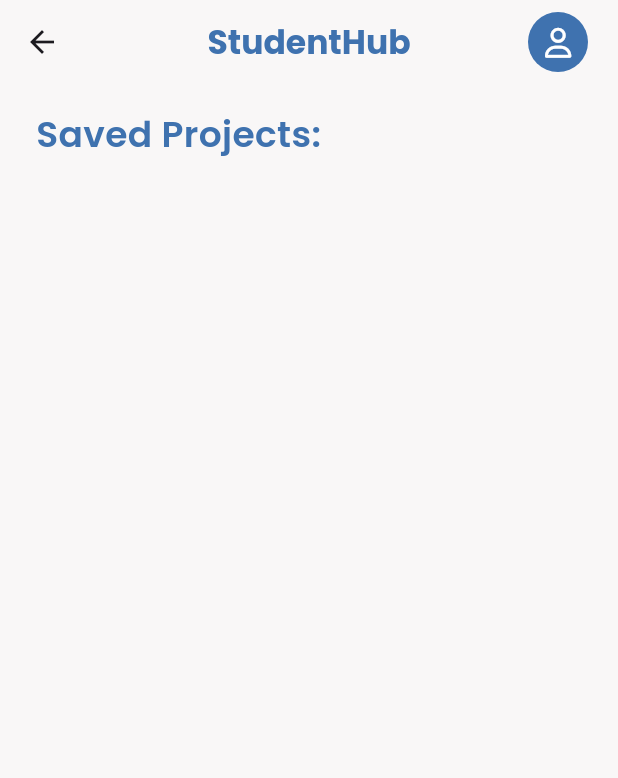
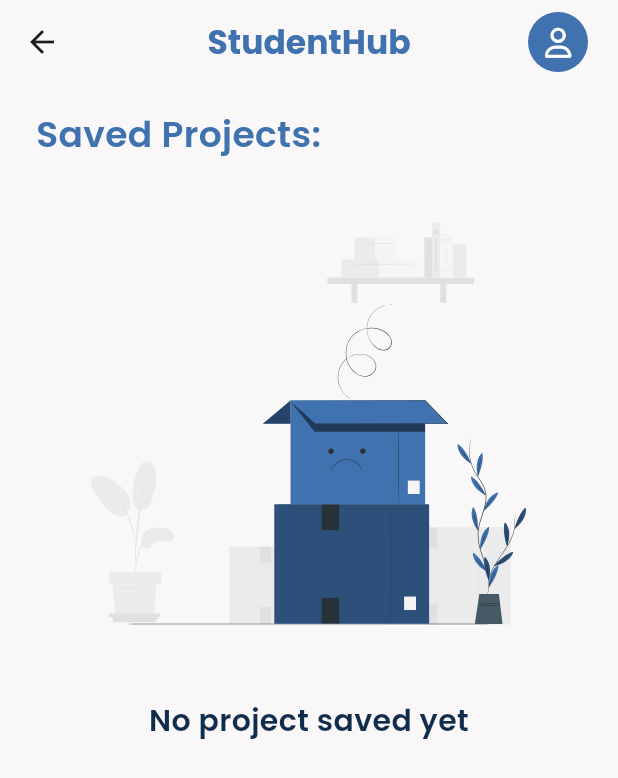
Before and after one commit to NguyenQuang179/amp_studenthub, a Flutter app: the ProjectList screen opened by its route, after a tap on the "favorite outline" icon, on a phone screen of 412 x 824 dp. Shown: the top 778 px of the screen. Run offline on Flutter 3.47's test engine with Material 3 defaults, Android fonts, the phone set to English and light mode, and no system bars; our stand-ins replace dio, dotted_border, dropdown_button2, file_picker, flutter_custom_clippers, flutter_spinkit and 8 more; missing offline and left inert: omni_datetime_picker; accounts and stored records are empty; network calls fail.

Commit message:
Update UI For Project List

```diff
--- a/lib/models/project.dart
+++ b/lib/models/project.dart
@@ -8,7 +8,7 @@ class Project {
   final String title;
   final String description;
   final int numberOfStudents;
-  final int typeFlag;
+  final int? typeFlag;
   final int countProposals;
   final bool isFavorite;
   final String createdDate;
--- a/lib/screens/Student_Projects/project_list.dart
+++ b/lib/screens/Student_Projects/project_list.dart
@@ -1,24 +1,32 @@
 import 'package:amp_studenthub/components/project_item.dart';
 import 'package:amp_studenthub/configs/constant.dart';
-import 'package:amp_studenthub/models/job.dart';
 import 'package:amp_studenthub/models/company_dashboard_project.dart';
 import 'package:amp_studenthub/providers/user_provider.dart';
 import 'package:amp_studenthub/routes/routes_constants.dart';
+import 'package:amp_studenthub/widgets/search_project_modal.dart';
 import 'package:dio/dio.dart';
-import 'package:amp_studenthub/widgets/search_project_modal.dart';
 import 'package:flutter/material.dart';
+import 'package:flutter_spinkit/flutter_spinkit.dart';
 import 'package:go_router/go_router.dart';
+import 'package:intl/intl.dart';
 import 'package:provider/provider.dart';
 
 class ProjectList extends StatefulWidget {
-  const ProjectList({Key? key}) : super(key: key);
+  const ProjectList({super.key});
 
   @override
   _ProjectListState createState() => _ProjectListState();
 }
 
 class _ProjectListState extends State<ProjectList> {
+  bool isLoading = false;
   late List<CompanyProject> companyProjectsList = [];
+  List<String> projectScopeList = [
+    "Less than 1 months",
+    "1-3 months",
+    "3-6 months",
+    "More than 6 months"
+  ];
 
   get dio => null;
   // checkDetail({id = String}) {
@@ -44,8 +52,12 @@ class _ProjectListState extends State<ProjectList> {
 
   Future<void> getProjects() async {
     print('Fetching projects');
+
     final dio = Dio();
     try {
+      setState(() {
+        isLoading = true;
+      });
       final userProvider = Provider.of<UserProvider>(context, listen: false);
       // Get access token from provider
       final accessToken = userProvider.userToken;
@@ -73,7 +85,7 @@ class _ProjectListState extends State<ProjectList> {
       setState(() {
         companyProjectsList = companyProjects;
       });
-      print(this.companyProjectsList);
+      print(companyProjectsList);
       // if (responseData.containsKey('result')) {
       //   // Assuming your API returns a list of jobs under 'jobs' key
       //   print(result);
@@ -86,8 +98,23 @@ class _ProjectListState extends State<ProjectList> {
       //   });
       //   print(companyProjects);
       // } else {}
-    } catch (e) {
-      print(e);
+    } on DioException catch (e) {
+      // The request was made and the server responded with a status code
+      // that falls out of the range of 2xx and is also not 304.
+      if (e.response != null) {
+        print(e.response?.statusCode);
+        print(e.response?.data);
+        print(e.response?.headers);
+        print(e.response?.requestOptions);
+      } else {
+        // Something happened in setting up or sending the request that triggered an Error
+        print(e.requestOptions);
+        print(e.message);
+      }
+    } finally {
+      setState(() {
+        isLoading = false;
+      });
     }
   }
 
@@ -116,7 +143,7 @@ class _ProjectListState extends State<ProjectList> {
                                       bottom: MediaQuery.of(context)
                                           .viewInsets
                                           .bottom),
-                                  child: SearchProjectModal(),
+                                  child: const SearchProjectModal(),
                                 );
                               });
                         },
@@ -159,6 +186,20 @@ class _ProjectListState extends State<ProjectList> {
                 ],
               ),
             ),
+            if (isLoading)
+              Expanded(
+                child: Column(
+                  mainAxisAlignment: MainAxisAlignment.center,
+                  children: [
+                    Container(
+                        child: const SpinKitThreeBounce(
+                            size: 32,
+                            duration: Durations.extralong4,
+                            color: Constant.primaryColor))
+                  ],
+                ),
+              )
+            else
               Expanded(
                   child: ListView.builder(
                 itemCount: companyProjectsList.length,
@@ -166,8 +207,10 @@ class _ProjectListState extends State<ProjectList> {
                   final companyProject = companyProjectsList[index];
                   return ProjectItem(
                     jobTitle: companyProject.title,
-                  jobCreatedDate: companyProject.createdAt,
-                  jobDuration: "companyProject",
+                    jobCreatedDate: DateFormat('yyyy-MM-dd')
+                        .format(DateTime.parse(companyProject.createdAt)),
+                    jobDuration:
+                        projectScopeList[companyProject.projectScopeFlag],
                     jobStudentNeeded: companyProject.numberOfStudents,
                     jobProposalNums: companyProject.countProposals,
                     onClick: () {
--- a/lib/screens/Student_Projects/project_list_saved.dart
+++ b/lib/screens/Student_Projects/project_list_saved.dart
@@ -6,18 +6,28 @@ import 'package:amp_studenthub/routes/routes_constants.dart';
 import 'package:amp_studenthub/widgets/auth_app_bar.dart';
 import 'package:dio/dio.dart';
 import 'package:flutter/material.dart';
+import 'package:flutter_spinkit/flutter_spinkit.dart';
+import 'package:flutter_svg/svg.dart';
 import 'package:go_router/go_router.dart';
+import 'package:intl/intl.dart';
 import 'package:provider/provider.dart';
 
 class ProjectListSaved extends StatefulWidget {
-  const ProjectListSaved({Key? key}) : super(key: key);
+  const ProjectListSaved({super.key});
 
   @override
   _ProjectListSavedState createState() => _ProjectListSavedState();
 }
 
 class _ProjectListSavedState extends State<ProjectListSaved> {
+  bool isLoading = false;
   late List<CompanyProject> companyProjectsList = [];
+  List<String> projectScopeList = [
+    "Less than 1 months",
+    "1-3 months",
+    "3-6 months",
+    "More than 6 months"
+  ];
 
   get dio => null;
   // checkDetail({id = String}) {
@@ -45,6 +55,9 @@ class _ProjectListSavedState extends State<ProjectListSaved> {
     print('Fetching projects');
     final dio = Dio();
     try {
+      setState(() {
+        isLoading = true;
+      });
       final userProvider = Provider.of<UserProvider>(context, listen: false);
       // Get access token from provider
       final accessToken = userProvider.userToken;
@@ -62,7 +75,7 @@ class _ProjectListSavedState extends State<ProjectListSaved> {
         print('studentId is null');
         GoRouter.of(context).pop();
       }
-      final endpoint = '${Constant.baseURL}/api/favoriteProject/${studentId}';
+      final endpoint = '${Constant.baseURL}/api/favoriteProject/$studentId';
       final Response response = await dio.get(
         endpoint,
         options: Options(headers: {
@@ -76,7 +89,8 @@ class _ProjectListSavedState extends State<ProjectListSaved> {
       print(responseData);
       List<CompanyProject> companyProjects = [];
       for (var project in result) {
-        CompanyProject companyProject = CompanyProject.fromJson(project);
+        CompanyProject companyProject =
+            CompanyProject.fromJson(project['project']);
         print(companyProject);
         companyProjects.add(companyProject);
       }
@@ -86,7 +100,7 @@ class _ProjectListSavedState extends State<ProjectListSaved> {
       setState(() {
         companyProjectsList = companyProjects;
       });
-      print(this.companyProjectsList);
+      print(companyProjectsList);
       // if (responseData.containsKey('result')) {
       //   // Assuming your API returns a list of jobs under 'jobs' key
       //   print(result);
@@ -99,8 +113,23 @@ class _ProjectListSavedState extends State<ProjectListSaved> {
       //   });
       //   print(companyProjects);
       // } else {}
-    } catch (e) {
-      print(e);
+    } on DioException catch (e) {
+      // The request was made and the server responded with a status code
+      // that falls out of the range of 2xx and is also not 304.
+      if (e.response != null) {
+        print(e.response?.statusCode);
+        print(e.response?.data);
+        print(e.response?.headers);
+        print(e.response?.requestOptions);
+      } else {
+        // Something happened in setting up or sending the request that triggered an Error
+        print(e.requestOptions);
+        print(e.message);
+      }
+    } finally {
+      setState(() {
+        isLoading = false;
+      });
     }
   }
 
@@ -125,6 +154,47 @@ class _ProjectListSavedState extends State<ProjectListSaved> {
                       fontWeight: FontWeight.w600,
                       color: Constant.primaryColor),
                 )),
+            if (isLoading)
+              Expanded(
+                child: Column(
+                  mainAxisAlignment: MainAxisAlignment.center,
+                  children: [
+                    Container(
+                        child: const SpinKitThreeBounce(
+                            size: 32,
+                            duration: Durations.extralong4,
+                            color: Constant.primaryColor))
+                  ],
+                ),
+              )
+            else if (companyProjectsList.isEmpty)
+              Expanded(
+                child: Column(
+                  children: [
+                    Container(
+                      alignment: Alignment.center,
+                      child: SvgPicture.asset(
+                        'assets/empty.svg',
+                        height: 320,
+                        fit: BoxFit.contain,
+                      ),
+                    ),
+                    Container(
+                      margin: const EdgeInsets.only(top: 24),
+                      child: const Text(
+                        "No project saved yet",
+                        style: TextStyle(
+                          color: Constant.secondaryColor,
+                          fontWeight: FontWeight.w600,
+                          fontSize: 20,
+                        ),
+                        textAlign: TextAlign.center,
+                      ),
+                    )
+                  ],
+                ),
+              )
+            else
               Expanded(
                   child: ListView.builder(
                 itemCount: companyProjectsList.length,
@@ -132,8 +202,10 @@ class _ProjectListSavedState extends State<ProjectListSaved> {
                   final companyProject = companyProjectsList[index];
                   return ProjectItem(
                     jobTitle: companyProject.title,
-                  jobCreatedDate: companyProject.createdAt,
-                  jobDuration: "companyProject",
+                    jobCreatedDate: DateFormat('yyyy-MM-dd')
+                        .format(DateTime.parse(companyProject.createdAt)),
+                    jobDuration:
+                        projectScopeList[companyProject.projectScopeFlag],
                     jobStudentNeeded: companyProject.numberOfStudents,
                     jobProposalNums: companyProject.countProposals,
                     onClick: () {
```
Lines whose indentation alone changed are shown as unchanged.
